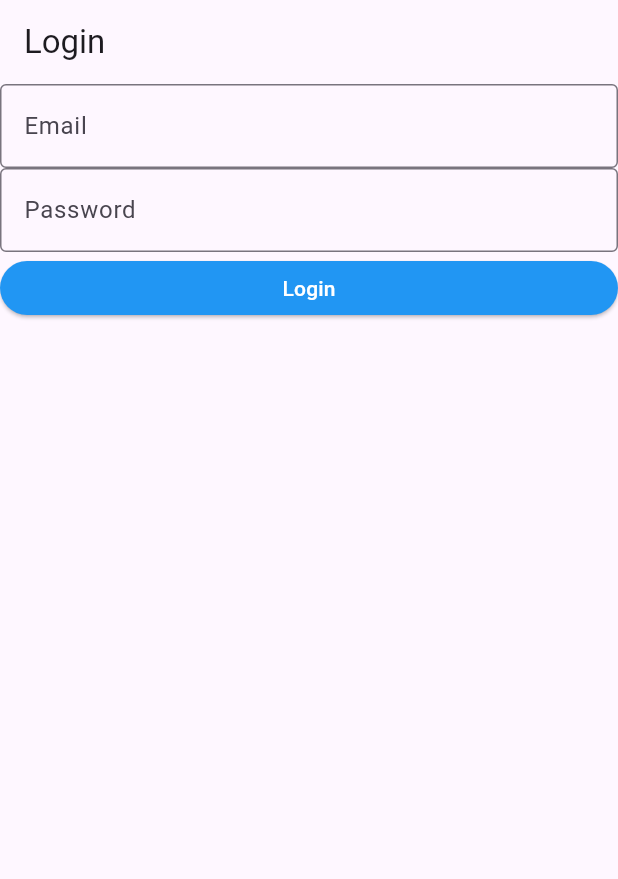
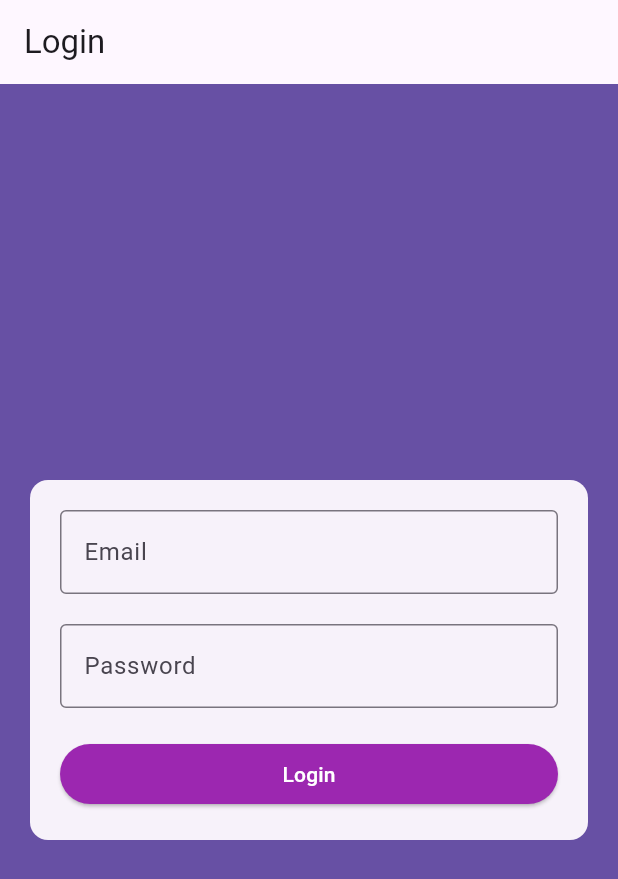
Before and after one commit to LaravelDaily/laravel-api-flutter-app-code, a Flutter app: the screen it shows after launch, on a phone screen of 412 x 824 dp. Shown: the top 879 px of the screen. Run offline on Flutter 3.47's test engine with Material 3 defaults, Android fonts, the phone set to English and light mode, and no system bars.

Commit message:
Login Form visual layout

```diff
--- a/lib/main.dart
+++ b/lib/main.dart
@@ -15,7 +15,17 @@ class MyApp extends StatelessWidget {
             appBar: AppBar(
               title: Text('Login'),
             ),
-            body: Column(
+            body: Container(
+                color: Theme.of(context).primaryColor,
+                child: Column(
+                  mainAxisAlignment: MainAxisAlignment.center,
+                  children: <Widget>[
+                    Card(
+                      elevation: 0,
+                      margin: EdgeInsets.only(left: 20, right: 20),
+                      child: Padding(
+                        padding: EdgeInsets.all(20.0),
+                        child: Column(
                           children: <Widget>[
                             TextField(
                               keyboardType: TextInputType.emailAddress,
@@ -24,6 +34,7 @@ class MyApp extends StatelessWidget {
                                 labelText: 'Email',
                               ),
                             ),
+                            SizedBox(height: 20), // Acts as a spacer
                             TextField(
                               keyboardType: TextInputType.visiblePassword,
                               decoration: InputDecoration(
@@ -31,18 +42,23 @@ class MyApp extends StatelessWidget {
                                 labelText: 'Password',
                               ),
                             ),
+                            SizedBox(height: 20), // Acts as a spacer
                             ElevatedButton(
                               onPressed: () {
                                 print('Login button pressed');
                               },
                               child: Text('Login'),
                               style: ElevatedButton.styleFrom(
-                    backgroundColor: Colors.blue,
+                                backgroundColor: Colors.purple,
                                 foregroundColor: Colors.white,
-                    minimumSize: Size(double.infinity, 36),
+                                minimumSize: Size(double.infinity, 40),
                               ),
                             ),
                           ],
-            )));
+                        ),
+                      ),
+                    )
+                  ],
+                ))));
   }
 }
```
Lines whose indentation alone changed are shown as unchanged.
